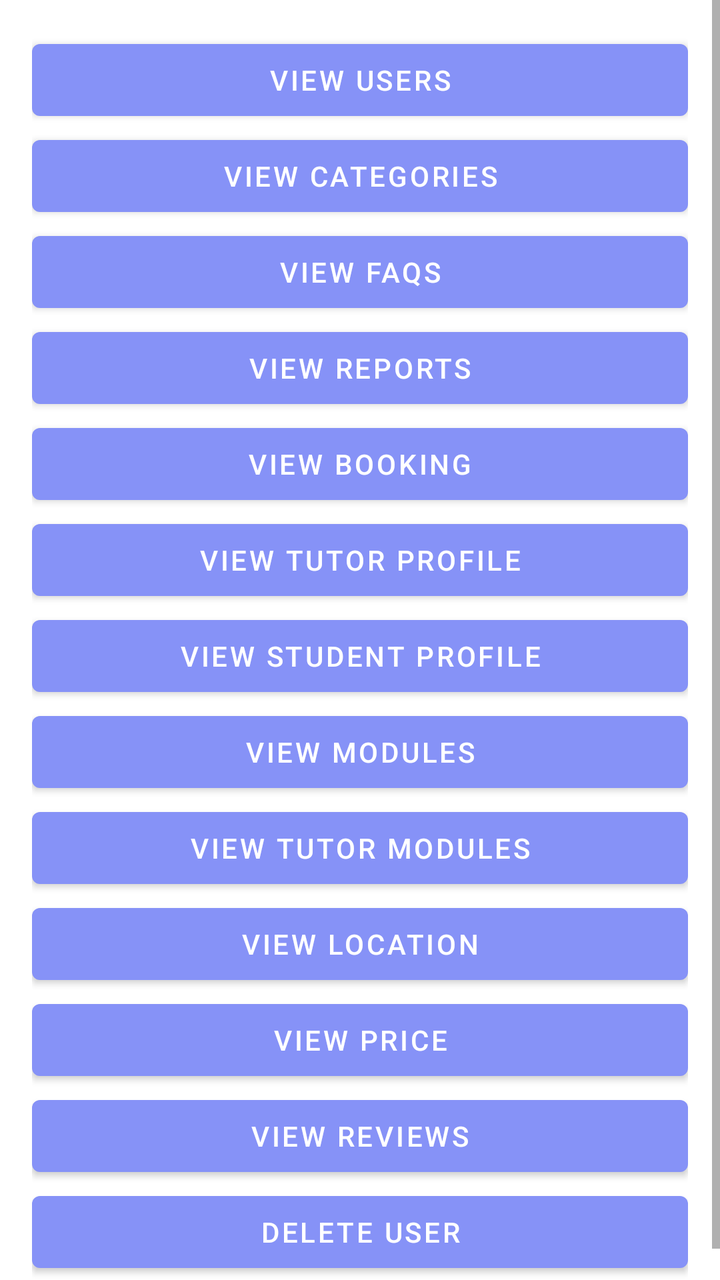
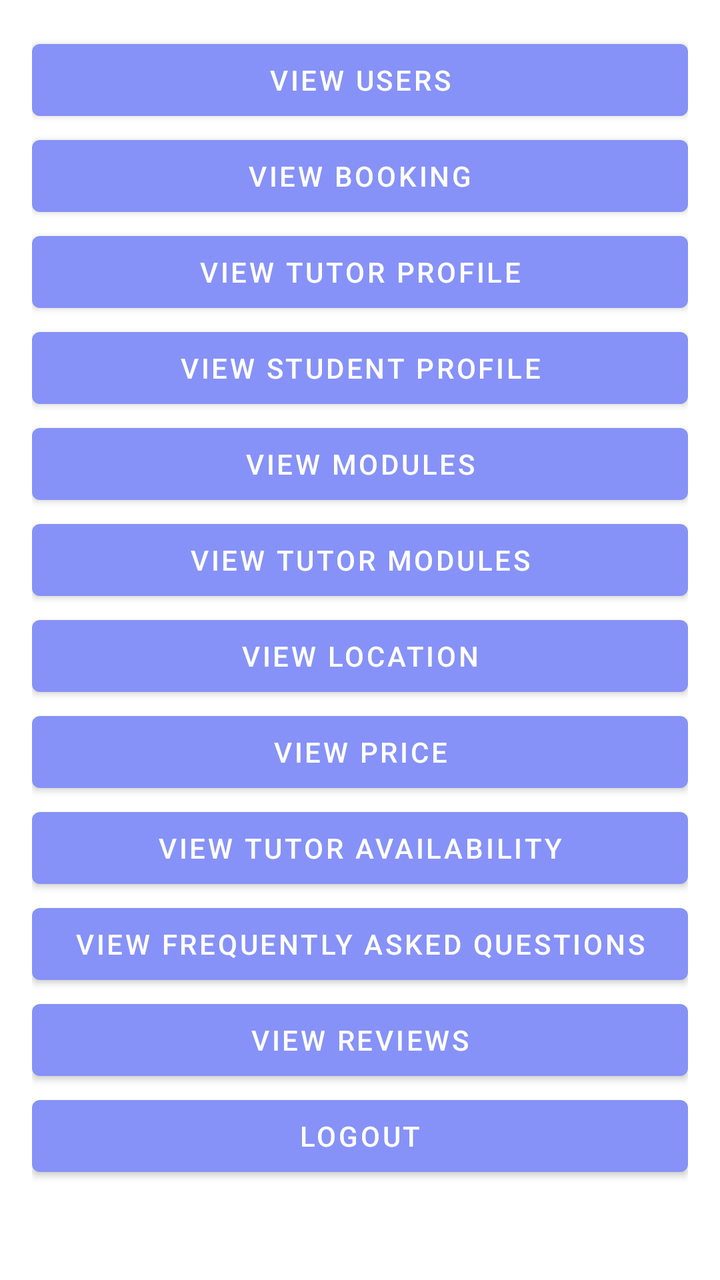

Two renders of the same Android screen: before a commit and after it. Below are the layout's source before the change and the commit's diff.
<!-- AndroidManifest.xml: application theme Theme.CC -->
<!-- res/layout/activity_admin_home.xml -->
<?xml version="1.0" encoding="utf-8"?>
<ScrollView xmlns:android="http://schemas.android.com/apk/res/android"
    android:layout_width="match_parent"
    android:layout_height="match_parent">

    <LinearLayout
        android:layout_width="match_parent"
        android:layout_height="wrap_content"
        android:orientation="vertical"
        android:padding="16dp">

        <Button
            android:id="@+id/buttonViewUsers"
            android:layout_width="match_parent"
            android:layout_height="wrap_content"
            android:text="View Users" />

        <Button
            android:id="@+id/buttonViewCategories"
            android:layout_width="match_parent"
            android:layout_height="wrap_content"
            android:text="View Categories" />

        <Button
            android:id="@+id/buttonViewFAQs"
            android:layout_width="match_parent"
            android:layout_height="wrap_content"
            android:text="View FAQs" />

        <Button
            android:id="@+id/buttonViewReports"
            android:layout_width="match_parent"
            android:layout_height="wrap_content"
            android:text="View Reports" />

        <Button
            android:id="@+id/buttonViewBooking"
            android:layout_width="match_parent"
            android:layout_height="wrap_content"
            android:text="View Booking" />

        <Button
            android:id="@+id/buttonViewTutorProfile"
            android:layout_width="match_parent"
            android:layout_height="wrap_content"
            android:text="View Tutor Profile" />

        <Button
            android:id="@+id/buttonViewStudentProfile"
            android:layout_width="match_parent"
            android:layout_height="wrap_content"
            android:text="View Student Profile" />

        <Button
            android:id="@+id/buttonViewModules"
            android:layout_width="match_parent"
            android:layout_height="wrap_content"
            android:text="View Modules" />

        <Button
            android:id="@+id/buttonViewTutorModules"
            android:layout_width="match_parent"
            android:layout_height="wrap_content"
            android:text="View Tutor Modules" />

        <Button
            android:id="@+id/buttonViewLocation"
            android:layout_width="match_parent"
            android:layout_height="wrap_content"
            android:text="View Location" />

        <Button
            android:id="@+id/buttonViewPrices"
            android:layout_width="match_parent"
            android:layout_height="wrap_content"
            android:text="View Price" />

        <Button
            android:id="@+id/buttonViewReviews"
            android:layout_width="match_parent"
            android:layout_height="wrap_content"
            android:text="View Reviews" />

        <Button
            android:id="@+id/buttonDeleteUser"
            android:layout_width="match_parent"
            android:layout_height="wrap_content"
            android:text="Delete User" />

        <TextView
            android:id="@+id/textViewUsers"
            android:layout_width="match_parent"
            android:layout_height="wrap_content"
            android:text="User Records"
            android:visibility="gone" />

        <TextView
            android:id="@+id/textViewFAQs"
            android:layout_width="match_parent"
            android:layout_height="wrap_content"
            android:text="FAQs Records"
            android:visibility="gone" />

        <TextView
            android:id="@+id/textViewReports"
            android:layout_width="match_parent"
            android:layout_height="wrap_content"
            android:text="Reports Records"
            android:visibility="gone" />

        <TextView
            android:id="@+id/textViewCategories"
            android:layout_width="match_parent"
            android:layout_height="wrap_content"
            android:text="Category Records"
            android:visibility="gone" />

        <TextView
            android:id="@+id/textViewBooking"
            android:layout_width="match_parent"
            android:layout_height="wrap_content"
            android:text="Booking Records"
            android:visibility="gone" />

        <TextView
            android:id="@+id/textViewTutorProfile"
            android:layout_width="match_parent"
            android:layout_height="wrap_content"
            android:text="Tutor Profile Records"
            android:visibility="gone" />

        <TextView
            android:id="@+id/textViewStudentProfile"
            android:layout_width="match_parent"
            android:layout_height="wrap_content"
            android:text="Tutor Profile Records"
            android:visibility="gone" />

        <TextView
            android:id="@+id/textViewTutorModule"
            android:layout_width="match_parent"
            android:layout_height="wrap_content"
            android:text="Tutor Profile Records"
            android:visibility="gone" />

        <TextView
            android:id="@+id/textViewModules"
            android:layout_width="match_parent"
            android:layout_height="wrap_content"
            android:text="Module Records"
            android:visibility="gone" />

        <TextView
            android:id="@+id/textViewLocation"
            android:layout_width="match_parent"
            android:layout_height="wrap_content"
            android:text="Location Records"
            android:visibility="gone" />

        <TextView
            android:id="@+id/textViewPrices"
            android:layout_width="match_parent"
            android:layout_height="wrap_content"
            android:text="Price Records"
            android:visibility="gone" />

        <TextView
            android:id="@+id/textViewReviews"
            android:layout_width="match_parent"
            android:layout_height="wrap_content"
            android:text="Review Records"
            android:visibility="gone" />

    </LinearLayout>
</ScrollView>
<!-- resources referenced by this layout -->
<resources>
  <style name="Theme.CC" parent="Base.Theme.CC" />
  <style name="Base.Theme.CC" parent="Theme.MaterialComponents.DayNight.NoActionBar">
          
          <item name="colorPrimary">@color/lavender</item>
          <item name="colorPrimaryVariant">@color/lavender</item>
          <item name="colorOnPrimary">@color/white</item>
          
          <item name="colorSecondary">@color/teal_200</item>
          <item name="colorSecondaryVariant">@color/teal_700</item>
          <item name="colorOnSecondary">@color/black</item>
          
          <item name="android:statusBarColor">?attr/colorPrimaryVariant</item>
          
          
      </style>
  <color name="lavender">#8692f7</color>
  <color name="white">#FFFFFFFF</color>
  <color name="teal_200">#FF03DAC5</color>
  <color name="teal_700">#FF018786</color>
  <color name="black">#FF000000</color>
</resources>

<!-- the commit's change to res/layout/activity_admin_home.xml (unified diff, before → after) -->
@@ -14,24 +14,6 @@
             android:layout_width="match_parent"
             android:layout_height="wrap_content"
             android:text="View Users" />
-
-        <Button
-            android:id="@+id/buttonViewCategories"
-            android:layout_width="match_parent"
-            android:layout_height="wrap_content"
-            android:text="View Categories" />
-
-        <Button
-            android:id="@+id/buttonViewFAQs"
-            android:layout_width="match_parent"
-            android:layout_height="wrap_content"
-            android:text="View FAQs" />
-
-        <Button
-            android:id="@+id/buttonViewReports"
-            android:layout_width="match_parent"
-            android:layout_height="wrap_content"
-            android:text="View Reports" />
 
         <Button
             android:id="@+id/buttonViewBooking"
@@ -76,43 +58,34 @@
             android:text="View Price" />
 
         <Button
+            android:id="@+id/buttonViewTutorAvailability"
+            android:layout_width="match_parent"
+            android:layout_height="wrap_content"
+            android:text="View Tutor Availability" />
+
+        <Button
+            android:id="@+id/buttonViewFAQ"
+            android:layout_width="match_parent"
+            android:layout_height="wrap_content"
+            android:text="View Frequently Asked Questions" />
+
+        <Button
             android:id="@+id/buttonViewReviews"
             android:layout_width="match_parent"
             android:layout_height="wrap_content"
             android:text="View Reviews" />
 
         <Button
-            android:id="@+id/buttonDeleteUser"
+            android:id="@+id/buttonAdminLogout"
             android:layout_width="match_parent"
             android:layout_height="wrap_content"
-            android:text="Delete User" />
+            android:text="Logout" />
 
         <TextView
             android:id="@+id/textViewUsers"
             android:layout_width="match_parent"
             android:layout_height="wrap_content"
             android:text="User Records"
-            android:visibility="gone" />
-
-        <TextView
-            android:id="@+id/textViewFAQs"
-            android:layout_width="match_parent"
-            android:layout_height="wrap_content"
-            android:text="FAQs Records"
-            android:visibility="gone" />
-
-        <TextView
-            android:id="@+id/textViewReports"
-            android:layout_width="match_parent"
-            android:layout_height="wrap_content"
-            android:text="Reports Records"
-            android:visibility="gone" />
-
-        <TextView
-            android:id="@+id/textViewCategories"
-            android:layout_width="match_parent"
-            android:layout_height="wrap_content"
-            android:text="Category Records"
             android:visibility="gone" />
 
         <TextView
@@ -165,6 +138,20 @@
             android:visibility="gone" />
 
         <TextView
+            android:id="@+id/textViewFrequentlyAskedQuestions"
+            android:layout_width="match_parent"
+            android:layout_height="wrap_content"
+            android:text="Frequently Asked Questions"
+            android:visibility="gone" />
+
+        <TextView
+            android:id="@+id/textViewTutorAvailability"
+            android:layout_width="match_parent"
+            android:layout_height="wrap_content"
+            android:text="Tutor Availability Records"
+            android:visibility="gone" />
+
+        <TextView
             android:id="@+id/textViewReviews"
             android:layout_width="match_parent"
             android:layout_height="wrap_content"
